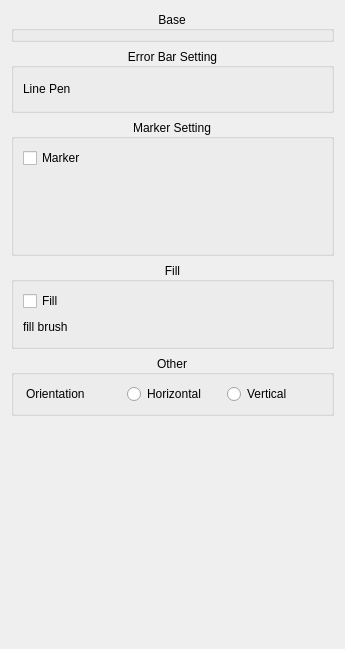
The window that src/DAGui/ChartSetting/DAChartErrorBarItemSettingWidget.ui (czyt1988/data-workbench) describes before a commit, drawn with Qt 5.
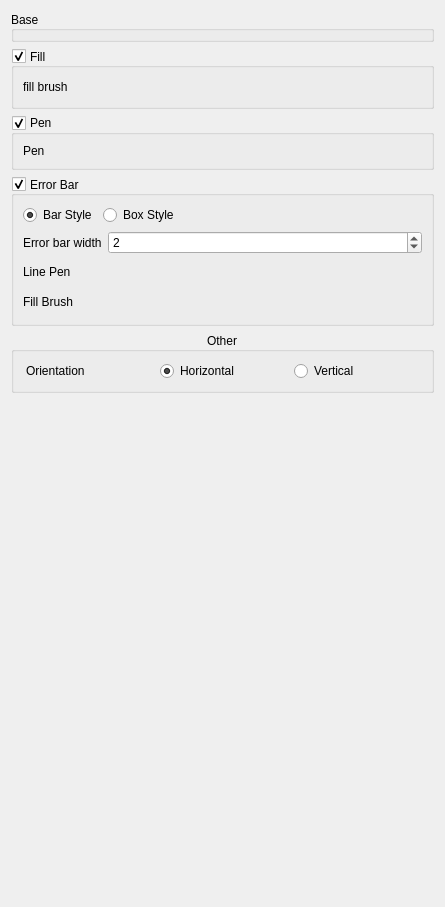
The same window after the commit. Custom widgets are drawn as their Qt base class.

Commit message: 初步调整了QwtIntervalCurve的设置界面

What changed in the file:
```diff
--- a/src/DAGui/ChartSetting/DAChartErrorBarItemSettingWidget.ui
+++ b/src/DAGui/ChartSetting/DAChartErrorBarItemSettingWidget.ui
@@ -6,8 +6,8 @@
    <rect>
     <x>0</x>
     <y>0</y>
-    <width>345</width>
-    <height>649</height>
+    <width>445</width>
+    <height>907</height>
    </rect>
   </property>
   <property name="windowTitle">
@@ -26,7 +26,7 @@
       <string>Base</string>
      </property>
      <property name="alignment">
-      <set>Qt::AlignCenter</set>
+      <set>Qt::AlignmentFlag::AlignLeading|Qt::AlignmentFlag::AlignLeft|Qt::AlignmentFlag::AlignVCenter</set>
      </property>
      <property name="flat">
       <bool>true</bool>
@@ -53,125 +53,6 @@
      </layout>
     </widget>
    </item>
-   <item>
-    <widget class="QGroupBox" name="groupBoxCurve">
-     <property name="sizePolicy">
-      <sizepolicy hsizetype="Preferred" vsizetype="Maximum">
-       <horstretch>0</horstretch>
-       <verstretch>0</verstretch>
-      </sizepolicy>
-     </property>
-     <property name="minimumSize">
-      <size>
-       <width>0</width>
-       <height>0</height>
-      </size>
-     </property>
-     <property name="title">
-      <string>Error Bar Setting</string>
-     </property>
-     <property name="alignment">
-      <set>Qt::AlignCenter</set>
-     </property>
-     <property name="flat">
-      <bool>true</bool>
-     </property>
-     <layout class="QGridLayout" name="gridLayout_5">
-      <item row="0" column="0">
-       <widget class="QLabel" name="label_7">
-        <property name="text">
-         <string>Line Pen</string>
-        </property>
-       </widget>
-      </item>
-      <item row="0" column="1" colspan="2">
-       <widget class="DA::DAPenEditWidget" name="penEditWidget" native="true">
-        <property name="sizePolicy">
-         <sizepolicy hsizetype="Preferred" vsizetype="Maximum">
-          <horstretch>0</horstretch>
-          <verstretch>0</verstretch>
-         </sizepolicy>
-        </property>
-        <property name="minimumSize">
-         <size>
-          <width>0</width>
-          <height>24</height>
-         </size>
-        </property>
-       </widget>
-      </item>
-     </layout>
-    </widget>
-   </item>
-   <item>
-    <widget class="QGroupBox" name="groupBoxMarker">
-     <property name="enabled">
-      <bool>true</bool>
-     </property>
-     <property name="sizePolicy">
-      <sizepolicy hsizetype="Preferred" vsizetype="Maximum">
-       <horstretch>0</horstretch>
-       <verstretch>0</verstretch>
-      </sizepolicy>
-     </property>
-     <property name="minimumSize">
-      <size>
-       <width>0</width>
-       <height>0</height>
-      </size>
-     </property>
-     <property name="title">
-      <string>Marker Setting</string>
-     </property>
-     <property name="alignment">
-      <set>Qt::AlignCenter</set>
-     </property>
-     <property name="flat">
-      <bool>true</bool>
-     </property>
-     <property name="checkable">
-      <bool>false</bool>
-     </property>
-     <property name="checked">
-      <bool>false</bool>
-     </property>
-     <layout class="QGridLayout" name="gridLayout_4">
-      <item row="0" column="0">
-       <widget class="QCheckBox" name="checkBoxEnableMarker">
-        <property name="text">
-         <string>Marker</string>
-        </property>
-       </widget>
-      </item>
-      <item row="1" column="0">
-       <widget class="QLabel" name="labelMarker">
-        <property name="text">
-         <string/>
-        </property>
-       </widget>
-      </item>
-      <item row="1" column="1" colspan="2">
-       <widget class="DA::DAChartSymbolEditWidget" name="symbolEditWidget" native="true">
-        <property name="enabled">
-         <bool>false</bool>
-        </property>
-        <property name="sizePolicy">
-         <sizepolicy hsizetype="Preferred" vsizetype="Maximum">
-          <horstretch>0</horstretch>
-          <verstretch>0</verstretch>
-         </sizepolicy>
-        </property>
-        <property name="minimumSize">
-         <size>
-          <width>0</width>
-          <height>70</height>
-         </size>
-        </property>
-       </widget>
-      </item>
-     </layout>
-    </widget>
-   </item>
    <item>
     <widget class="QGroupBox" name="groupBoxFill">
      <property name="sizePolicy">
@@ -190,39 +71,25 @@
       <string>Fill</string>
      </property>
      <property name="alignment">
-      <set>Qt::AlignCenter</set>
+      <set>Qt::AlignmentFlag::AlignLeading|Qt::AlignmentFlag::AlignLeft|Qt::AlignmentFlag::AlignVCenter</set>
      </property>
      <property name="flat">
       <bool>true</bool>
      </property>
      <property name="checkable">
-      <bool>false</bool>
+      <bool>true</bool>
      </property>
      <property name="checked">
-      <bool>false</bool>
+      <bool>true</bool>
      </property>
-     <layout class="QGridLayout" name="gridLayout_3">
-      <item row="1" column="0">
-       <widget class="QLabel" name="label_8">
-        <property name="text">
-         <string>fill brush</string>
-        </property>
-       </widget>
-      </item>
-      <item row="0" column="0">
-       <widget class="QCheckBox" name="checkBoxEnableFill">
-        <property name="text">
-         <string>Fill</string>
-        </property>
-       </widget>
-      </item>
-      <item row="1" column="1" colspan="2">
+     <layout class="QGridLayout" name="gridLayout_3" columnstretch="1,2,0" columnminimumwidth="1,2,0">
+      <item row="0" column="1" colspan="2">
        <widget class="DA::DABrushEditWidget" name="brushEditWidget" native="true">
         <property name="enabled">
          <bool>false</bool>
         </property>
         <property name="sizePolicy">
-         <sizepolicy hsizetype="Preferred" vsizetype="Maximum">
+         <sizepolicy hsizetype="Expanding" vsizetype="Maximum">
           <horstretch>0</horstretch>
           <verstretch>0</verstretch>
          </sizepolicy>
@@ -235,11 +102,182 @@
         </property>
        </widget>
       </item>
+      <item row="0" column="0">
+       <widget class="QLabel" name="label_8">
+        <property name="text">
+         <string>fill brush</string>
+        </property>
+       </widget>
+      </item>
      </layout>
     </widget>
    </item>
    <item>
-    <widget class="QGroupBox" name="groupBox">
+    <widget class="QGroupBox" name="groupBoxPen">
+     <property name="minimumSize">
+      <size>
+       <width>0</width>
+       <height>50</height>
+      </size>
+     </property>
+     <property name="title">
+      <string>Pen</string>
+     </property>
+     <property name="flat">
+      <bool>true</bool>
+     </property>
+     <property name="checkable">
+      <bool>true</bool>
+     </property>
+     <layout class="QGridLayout" name="gridLayout_2" columnstretch="1,2">
+      <item row="0" column="0">
+       <widget class="QLabel" name="label_3">
+        <property name="text">
+         <string>Pen</string>
+        </property>
+       </widget>
+      </item>
+      <item row="0" column="1">
+       <widget class="DA::DAPenEditWidget" name="penEditWidget" native="true"/>
+      </item>
+     </layout>
+    </widget>
+   </item>
+   <item>
+    <widget class="QGroupBox" name="groupBoxErrorBar">
+     <property name="sizePolicy">
+      <sizepolicy hsizetype="Preferred" vsizetype="Maximum">
+       <horstretch>0</horstretch>
+       <verstretch>0</verstretch>
+      </sizepolicy>
+     </property>
+     <property name="minimumSize">
+      <size>
+       <width>0</width>
+       <height>0</height>
+      </size>
+     </property>
+     <property name="title">
+      <string>Error Bar</string>
+     </property>
+     <property name="alignment">
+      <set>Qt::AlignmentFlag::AlignLeading|Qt::AlignmentFlag::AlignLeft|Qt::AlignmentFlag::AlignVCenter</set>
+     </property>
+     <property name="flat">
+      <bool>true</bool>
+     </property>
+     <property name="checkable">
+      <bool>true</bool>
+     </property>
+     <layout class="QGridLayout" name="gridLayout_5">
+      <item row="6" column="1">
+       <widget class="QLabel" name="label">
+        <property name="text">
+         <string>Fill Brush</string>
+        </property>
+       </widget>
+      </item>
+      <item row="5" column="1">
+       <widget class="QLabel" name="label_7">
+        <property name="text">
+         <string>Line Pen</string>
+        </property>
+       </widget>
+      </item>
+      <item row="6" column="2">
+       <widget class="DA::DABrushEditWidget" name="brushEditWidgetToErrorBar" native="true">
+        <property name="enabled">
+         <bool>false</bool>
+        </property>
+        <property name="sizePolicy">
+         <sizepolicy hsizetype="Preferred" vsizetype="Preferred">
+          <horstretch>0</horstretch>
+          <verstretch>0</verstretch>
+         </sizepolicy>
+        </property>
+        <property name="minimumSize">
+         <size>
+          <width>0</width>
+          <height>24</height>
+         </size>
+        </property>
+       </widget>
+      </item>
+      <item row="5" column="2">
+       <widget class="DA::DAPenEditWidget" name="penEditWidgetToErrorBar" native="true">
+        <property name="sizePolicy">
+         <sizepolicy hsizetype="Expanding" vsizetype="Maximum">
+          <horstretch>0</horstretch>
+          <verstretch>0</verstretch>
+         </sizepolicy>
+        </property>
+        <property name="minimumSize">
+         <size>
+          <width>0</width>
+          <height>24</height>
+         </size>
+        </property>
+       </widget>
+      </item>
+      <item row="3" column="1">
+       <widget class="QLabel" name="label_2">
+        <property name="text">
+         <string>Error bar width</string>
+        </property>
+       </widget>
+      </item>
+      <item row="0" column="1" colspan="2">
+       <layout class="QHBoxLayout" name="horizontalLayout">
+        <item>
+         <widget class="QRadioButton" name="radioButtonBarStyle">
+          <property name="text">
+           <string>Bar Style</string>
+          </property>
+          <property name="checked">
+           <bool>true</bool>
+          </property>
+         </widget>
+        </item>
+        <item>
+         <widget class="QRadioButton" name="radioButtonBoxStyle">
+          <property name="text">
+           <string>Box Style</string>
+          </property>
+         </widget>
+        </item>
+        <item>
+         <spacer name="horizontalSpacer">
+          <property name="orientation">
+           <enum>Qt::Orientation::Horizontal</enum>
+          </property>
+          <property name="sizeHint" stdset="0">
+           <size>
+            <width>40</width>
+            <height>20</height>
+           </size>
+          </property>
+         </spacer>
+        </item>
+       </layout>
+      </item>
+      <item row="3" column="2">
+       <widget class="QSpinBox" name="spinBoxErrorBarPenWidth">
+        <property name="sizePolicy">
+         <sizepolicy hsizetype="Expanding" vsizetype="Fixed">
+          <horstretch>0</horstretch>
+          <verstretch>0</verstretch>
+         </sizepolicy>
+        </property>
+        <property name="value">
+         <number>2</number>
+        </property>
+       </widget>
+      </item>
+     </layout>
+    </widget>
+   </item>
+   <item>
+    <widget class="QGroupBox" name="groupBoxOther">
      <property name="sizePolicy">
       <sizepolicy hsizetype="Preferred" vsizetype="Maximum">
        <horstretch>0</horstretch>
@@ -250,7 +288,7 @@
       <string>Other</string>
      </property>
      <property name="alignment">
-      <set>Qt::AlignCenter</set>
+      <set>Qt::AlignmentFlag::AlignCenter</set>
      </property>
      <property name="flat">
       <bool>true</bool>
@@ -267,6 +305,9 @@
         <property name="text">
          <string>Horizontal</string>
         </property>
+        <property name="checked">
+         <bool>true</bool>
+        </property>
         <attribute name="buttonGroup">
          <string notr="true">buttonGroupOrientation</string>
         </attribute>
@@ -326,12 +367,6 @@
    <header>DAPenEditWidget.h</header>
    <container>1</container>
   </customwidget>
-  <customwidget>
-   <class>DA::DAChartSymbolEditWidget</class>
-   <extends>QWidget</extends>
-   <header>DAChartSymbolEditWidget.h</header>
-   <container>1</container>
-  </customwidget>
  </customwidgets>
  <resources/>
  <connections>
```
Left out of the diff: 32 changed lines with no effect on the pictures. The commit also changes 11 other files.
